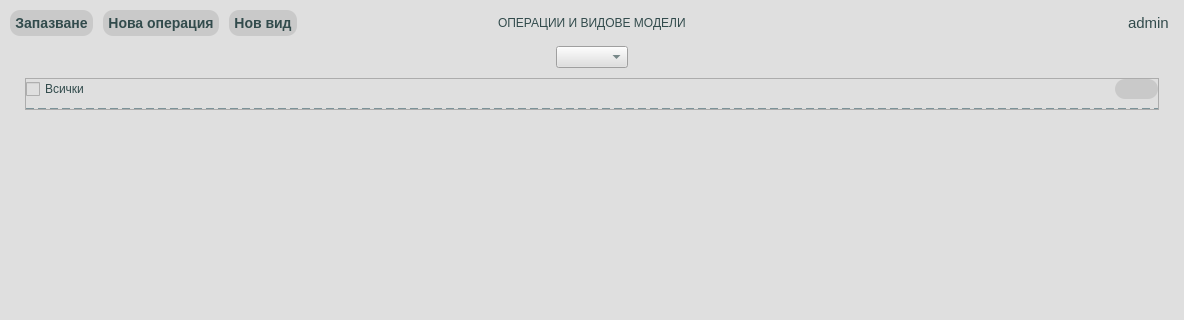
This is app/ui/widgets/defaultOperToModelTypeCustomWidget.ui in DevilPhp/WorkSalary.v01 as Qt 5 draws it before an edit; both pictures show x 0 to 1184 and y 0 to 320 of the 1184 by 893 pixel window. The edited form follows.
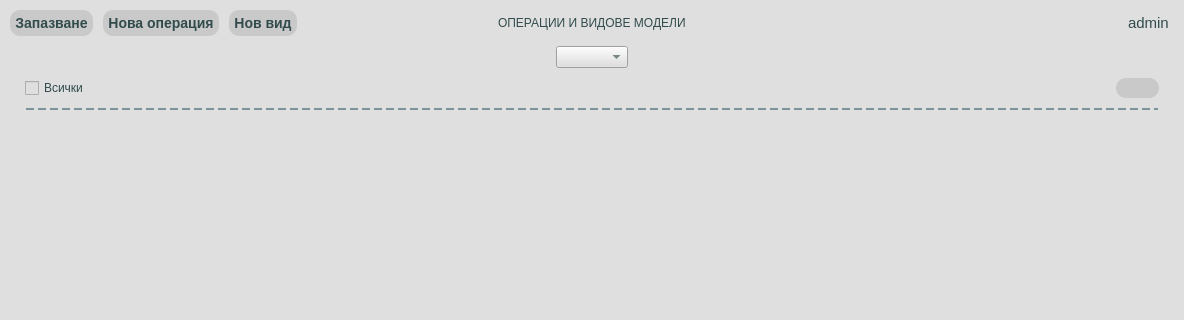
This is the edited form. Icons and pictures are not drawn.

```diff
--- a/app/ui/widgets/defaultOperToModelTypeCustomWidget.ui
+++ b/app/ui/widgets/defaultOperToModelTypeCustomWidget.ui
@@ -44,6 +44,7 @@
 }
 
 #optionsHolder {
+	border: none;
 	border-bottom: 2px dashed #7c9399;
 }
 
@@ -252,7 +253,7 @@
            </property>
           </widget>
          </item>
-         <item>
+         <item alignment="Qt::AlignVCenter">
           <widget class="QFrame" name="optionsHolder">
            <property name="frameShape">
             <enum>QFrame::StyledPanel</enum>
```
